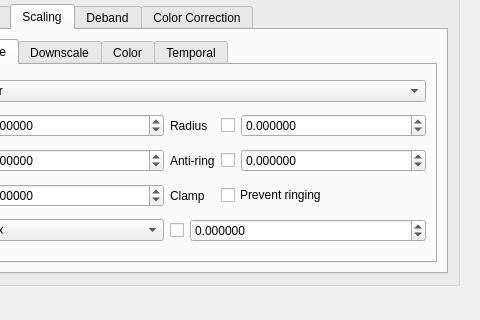
mpc-qt/mpc-qt, file settingswindow.ui: the form before one commit; both pictures show x 299 to 779 and y 93 to 413 of the 779 by 735 pixel window.
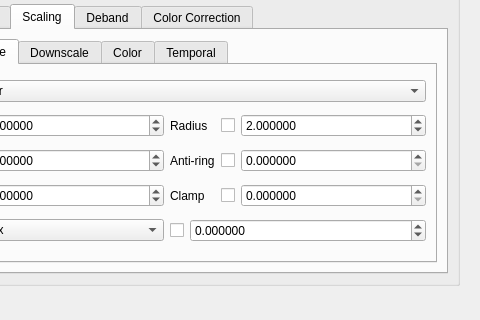
The form after the commit. The open tabs and pages were chosen to show the change.

Commit message:
settingswindow: correctly set video filters
Reimplement how mpv calculates the filters and set all of the filter
parameters.

What changed in the file:
```diff
--- a/settingswindow.ui
+++ b/settingswindow.ui
@@ -1874,10 +1874,16 @@
                            <number>6</number>
                           </property>
                           <property name="minimum">
-                           <double>-100.000000000000000</double>
+                           <double>0.500000000000000</double>
                           </property>
                           <property name="maximum">
-                           <double>100.000000000000000</double>
+                           <double>16.000000000000000</double>
+                          </property>
+                          <property name="singleStep">
+                           <double>0.500000000000000</double>
+                          </property>
+                          <property name="value">
+                           <double>2.000000000000000</double>
                           </property>
                          </widget>
                         </item>
@@ -1936,10 +1942,13 @@
                            <number>6</number>
                           </property>
                           <property name="minimum">
-                           <double>-100.000000000000000</double>
+                           <double>0.000000000000000</double>
                           </property>
                           <property name="maximum">
-                           <double>100.000000000000000</double>
+                           <double>1.000000000000000</double>
+                          </property>
+                          <property name="singleStep">
+                           <double>0.100000000000000</double>
                           </property>
                          </widget>
                         </item>
@@ -2088,11 +2097,20 @@
                        </layout>
                       </item>
                       <item row="3" column="3">
-                       <layout class="QHBoxLayout" name="scaleClampLayout" stretch="0">
+                       <layout class="QHBoxLayout" name="scaleClampLayout" stretch="0,1">
                         <item>
-                         <widget class="QCheckBox" name="scaleClamp">
-                          <property name="text">
-                           <string>Prevent ringing</string>
+                         <widget class="QCheckBox" name="scaleClampSet"/>
+                        </item>
+                        <item>
+                         <widget class="QDoubleSpinBox" name="scaleClampValue">
+                          <property name="decimals">
+                           <number>6</number>
+                          </property>
+                          <property name="maximum">
+                           <double>1.000000000000000</double>
+                          </property>
+                          <property name="singleStep">
+                           <double>0.100000000000000</double>
                           </property>
                          </widget>
                         </item>
```
Left out of the diff: 86 changed lines with no effect on the pictures. The commit also changes 7 other files.
